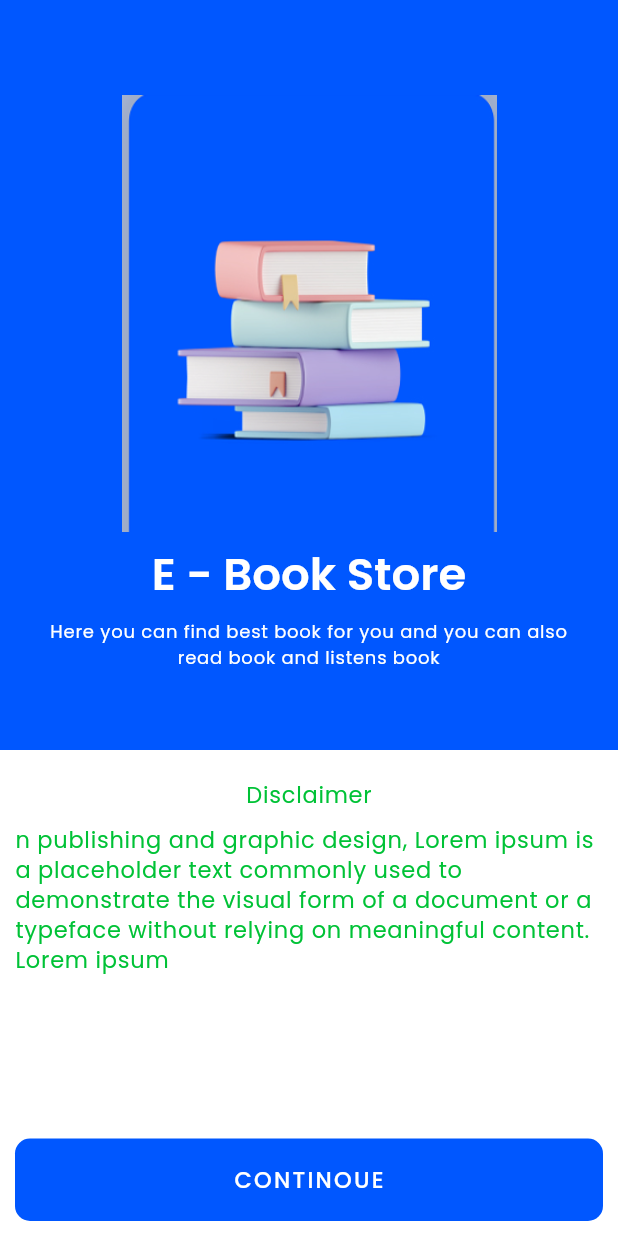
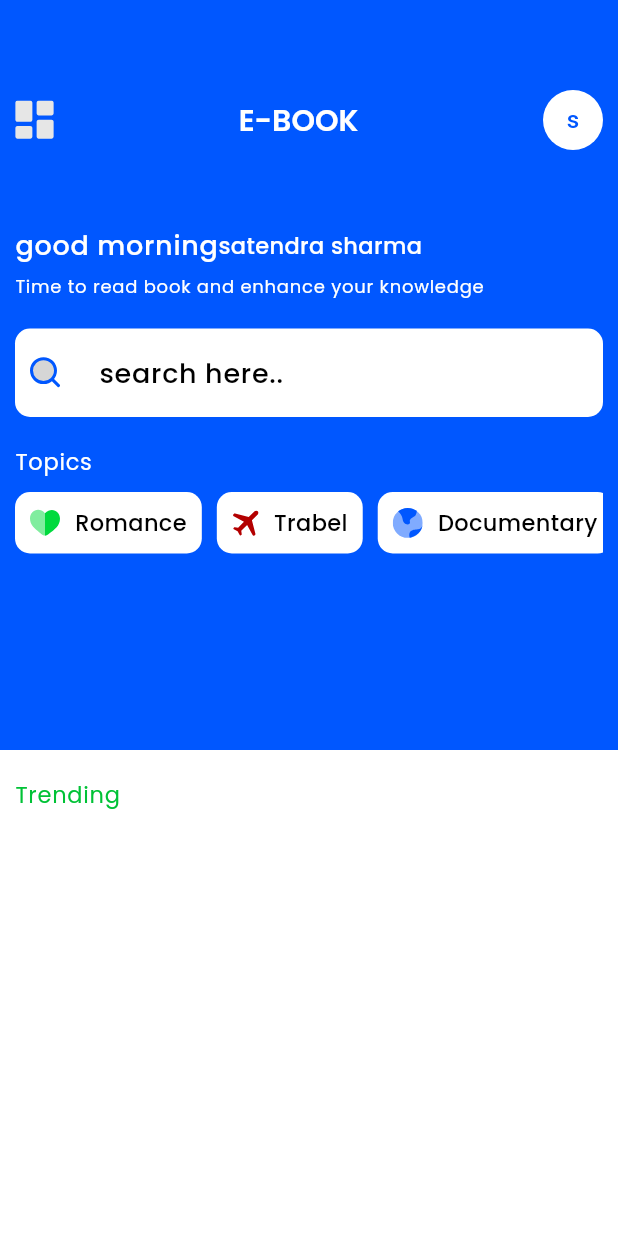
Before and after one commit to satendra-sharma564/E_book_stor, a Flutter app: the screen it shows after launch, after a tap on "CONTINOUE", on a phone screen of 412 x 824 dp. Run offline on Flutter 3.47's test engine with Material 3 defaults, Android fonts, the phone set to English and light mode, and no system bars; our stand-ins replace flutter_svg, get.

Commit message:
Home Page Header  Complited

```diff
--- a/e_book_store/lib/config/colors.dart
+++ b/e_book_store/lib/config/colors.dart
@@ -4,5 +4,5 @@ import 'package:flutter/material.dart';
 const primaryColor = Color(0xFF0057FF);
 const secondaryColor = Color(0xFF00C236);
 const backgrounColor = Color(0xFFFFFFFF);
-const fontColor = Color(0xFF00000);
+const fontColor = Color(0xFF000000);
 const lebelColor = Color(0xFF6B6B6B);
--- /dev/null
+++ b/e_book_store/lib/models/Data.dart
@@ -0,0 +1,30 @@
+
+
+var categoryData = [
+
+{
+  "icon":"Assets/Icons/heart.svg",
+  "label":"Romance",
+},
+
+
+{
+  "icon":"Assets/Icons/plan.svg",
+  "label":"Trabel",
+},
+
+
+{
+  "icon":"Assets/Icons/world.svg",
+  "label":"Documentary",
+},
+
+
+{
+  "icon":"Assets/Icons/heart.svg",
+  "label":"Love Story",
+}
+
+
+
+];
--- /dev/null
+++ b/e_book_store/lib/pages/homepage/HomePage.dart
@@ -0,0 +1,114 @@
+
+import 'package:e_book_store/models/Data.dart';
+import 'package:e_book_store/pages/homepage/widgets/AppBar.dart';
+import 'package:e_book_store/pages/homepage/widgets/CategoryWidget.dart';
+import 'package:e_book_store/pages/homepage/widgets/MyInputTextField.dart';
+import 'package:flutter/material.dart';
+
+class HomePage extends StatelessWidget {
+  const HomePage({super.key});
+
+  @override
+  Widget build(BuildContext context) {
+    return Scaffold(
+      body: Column(
+        children: [
+          Container(
+            padding: EdgeInsets.all(10),
+            color: Theme.of(context).colorScheme.primary,
+            height: 500,
+            child: Expanded(
+              child: Row(
+                children: [
+                  Expanded(
+                    child: Column(
+                      children:[
+                        SizedBox(height: 50,),
+                       HomeAppBar(),
+                       SizedBox(height: 50),
+                       Row(
+                         children: [
+                           Text(
+                            "good morning",
+                            style: Theme.of(context).textTheme.bodyLarge?.copyWith(
+                              color: Theme.of(context).colorScheme.background,
+                            ),
+                            ),
+                           Text(
+                            "satendra sharma",
+                            style: Theme.of(context).textTheme.bodyMedium?.copyWith(
+                              color: Theme.of(context).colorScheme.background,
+                            ),)
+                         ],
+                       ),
+                       SizedBox(height: 5),
+                       Row(
+                         children: [
+                           Flexible(child:
+                           Text(
+                            "Time to read book and enhance your knowledge",
+                            style: Theme.of(context).textTheme.labelSmall?.copyWith(
+                              color: Theme.of(context).colorScheme.background,
+                            ),)),
+
+                         ],
+                       ),
+                       SizedBox(height: 20,),
+                     MyInputTextField(),
+                     SizedBox(height: 20),
+                     Row(
+                      children: [
+                        Text(
+                          "Topics",
+                          style: Theme.of(context).textTheme.labelMedium?.copyWith(
+                            color: Theme.of(context).colorScheme.background,
+                          ),)
+                      ],
+                     ),
+                     SizedBox(height: 10),
+                     SingleChildScrollView(
+                      scrollDirection: Axis.horizontal,
+                      child:
+                     Row(
+                      children: categoryData.map((e)=>
+                      CategoryWidget(
+                        iconPath: e["icon"]!,
+                        btnName: e["label"]!
+                        ),
+                      ).toList(),
+                     ),
+                     )
+                        ],
+                    ),
+                  )
+                ],
+
+              ),
+            ),
+          ),
+          Padding(
+            padding: const EdgeInsets.all(10),
+            child: Column(
+              children: [
+                 SizedBox(height: 10),
+            Row(
+              mainAxisAlignment: MainAxisAlignment.start,
+              children: [
+                 Text(
+                  "Trending",
+                  style: Theme.of(context).textTheme.labelMedium?.copyWith(
+                    color: Theme.of(context).colorScheme.secondary,
+                  ),
+                  )
+              ],
+            )
+              ],
+            ),
+          )
+
+
+        ],
+      ),
+    );
+  }
+}
--- /dev/null
+++ b/e_book_store/lib/pages/homepage/widgets/AppBar.dart
@@ -0,0 +1,33 @@
+import 'package:e_book_store/config/colors.dart';
+import 'package:flutter/material.dart';
+import 'package:flutter_svg/svg.dart';
+
+class HomeAppBar extends StatelessWidget {
+  const HomeAppBar({super.key});
+
+  @override
+  Widget build(BuildContext context) {
+    return  Row(
+                          crossAxisAlignment: CrossAxisAlignment.center,
+                          mainAxisAlignment: MainAxisAlignment.spaceBetween,
+                          children: [
+                              SvgPicture.asset("Assets/Icons/deshboard.svg"),
+                              Text(
+                                "E-BOOK",
+                                style: Theme.of(context).textTheme.headlineMedium?.copyWith(color: Theme.of(context).colorScheme.background),
+                                ),
+                              CircleAvatar(
+                                backgroundColor: Theme.of(context).colorScheme.background,
+                                child: const Text(
+                                  "s",
+                                  style: TextStyle(
+                                    color: primaryColor,
+                                  ),
+                                  ),
+
+                              )
+
+                          ],
+                        );
+  }
+}
--- /dev/null
+++ b/e_book_store/lib/pages/homepage/widgets/CategoryWidget.dart
@@ -0,0 +1,32 @@
+import 'package:flutter/material.dart';
+import 'package:flutter_svg/svg.dart';
+
+class CategoryWidget extends StatelessWidget {
+  final String iconPath;
+  final String btnName;
+  const CategoryWidget({super.key, required this.iconPath, required this.btnName});
+
+  @override
+  Widget build(BuildContext context) {
+    return  Padding(
+      padding: const EdgeInsets.only(right: 10),
+      child: InkWell(
+                            onTap: (){},
+                            child: Container(
+                              padding: const EdgeInsets.all(10),
+
+                              decoration: BoxDecoration(
+                                borderRadius: BorderRadius.circular(10),
+                                color: Theme.of(context).colorScheme.background),
+                              child: Row(
+                                children: [
+                                  SvgPicture.asset(iconPath),
+                                 const SizedBox(width: 10),
+                                  Text(btnName)
+                                ],
+                              ),
+                            ),
+                          ),
+    );
+  }
+}
--- /dev/null
+++ b/e_book_store/lib/pages/homepage/widgets/MyInputTextField.dart
@@ -0,0 +1,33 @@
+import 'package:flutter/material.dart';
+import 'package:flutter_svg/svg.dart';
+
+class MyInputTextField extends StatelessWidget {
+  const MyInputTextField({super.key});
+
+  @override
+  Widget build(BuildContext context) {
+    return   Container(
+                        decoration: BoxDecoration(
+                          color: Theme.of(context).colorScheme.background,
+                          borderRadius: BorderRadius.circular(10)
+                        ),
+                        child: Row(
+                          children: [
+                            SizedBox(width: 10,),
+                            SvgPicture.asset("Assets/Icons/search.svg"),
+                            SizedBox(width: 10,),
+                            Expanded(
+                              child: TextField(
+                                decoration: InputDecoration(
+                                  hintText: "search here..",
+                                  border: OutlineInputBorder(
+                                    borderSide: BorderSide.none,
+                                  )
+                                ),
+                              ),
+                              )
+                          ],
+                        ),
+                       );
+  }
+}
--- a/e_book_store/lib/pages/welcomePage.dart
+++ b/e_book_store/lib/pages/welcomePage.dart
@@ -1,6 +1,8 @@
 
 import 'package:e_book_store/components/MyButton.dart';
+import 'package:e_book_store/pages/homepage/HomePage.dart';
 import 'package:flutter/material.dart';
+import 'package:get/get.dart';
 
 class WelcomePage extends StatelessWidget {
   const WelcomePage({super.key});
@@ -58,7 +60,7 @@ class WelcomePage extends StatelessWidget {
                     Text(
                       "Disclaimer",
                     style: Theme.of(context).textTheme.labelMedium?.copyWith(
-                          color: Theme.of(context).colorScheme.secondary,),
+                          color: Theme.of(context).colorScheme.error),
                     )
                   ],
                 ),
@@ -86,7 +88,9 @@ class WelcomePage extends StatelessWidget {
             child:
               PrimaryButton(
                 btnName: "CONTINOUE",
-              onTap: (){},
+              onTap: (){
+                Get.offAll(HomePage());
+              },
               ),
           )
 
--- a/e_book_store/pubspec.yaml
+++ b/e_book_store/pubspec.yaml
@@ -30,12 +30,14 @@ environment:
 dependencies:
   flutter:
     sdk: flutter
+  flutter_svg: ^2.1.0
 
 
   # The following adds the Cupertino Icons font to your application.
   # Use with the CupertinoIcons class for iOS style icons.
   cupertino_icons: ^1.0.8
   get: ^4.7.2
+
 
 dev_dependencies:
   flutter_test:
```
Also changed, not shown: e_book_store/pubspec.lock.
